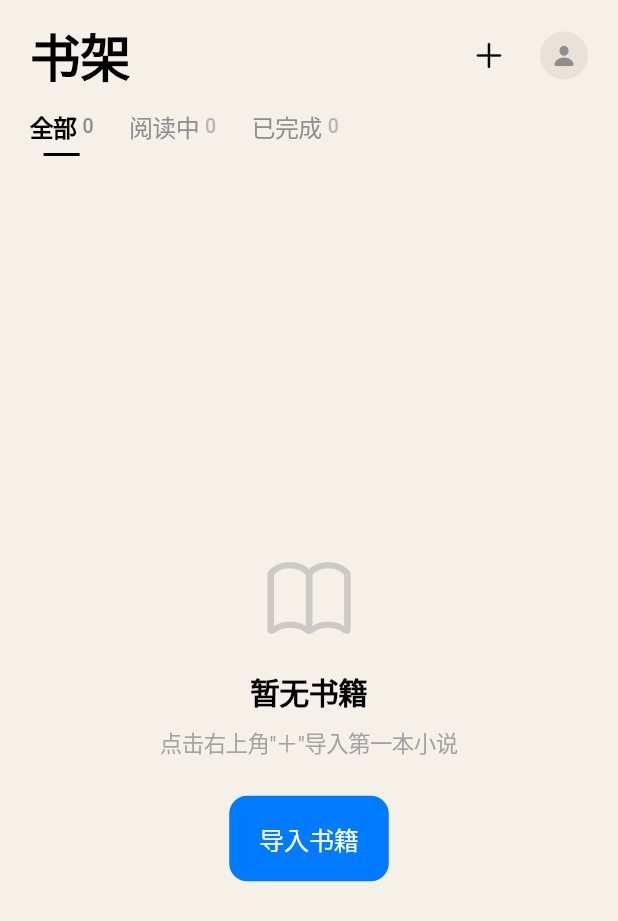
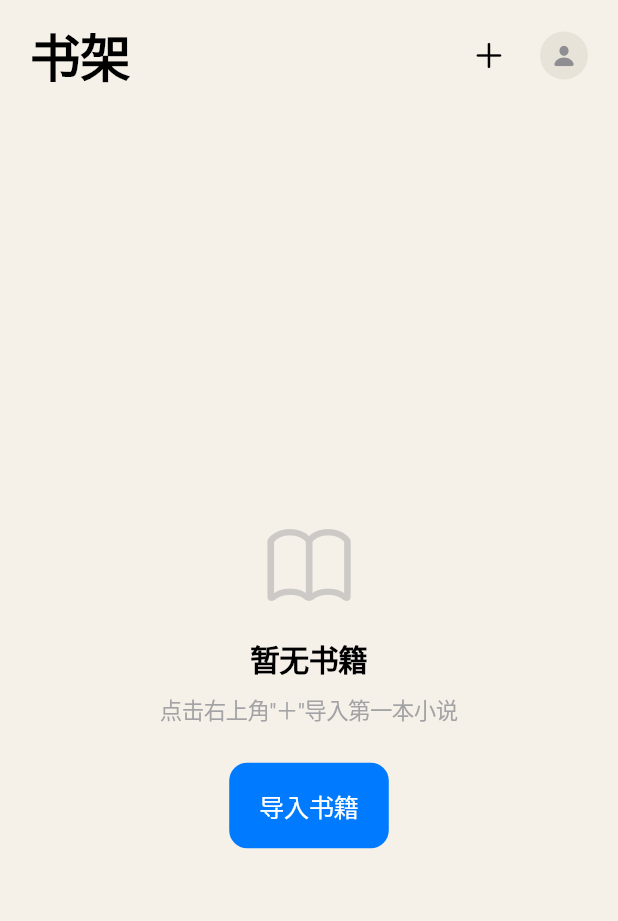
Before and after one commit to 572787871/ai-audiobook-platform, a Flutter app: the screen it shows after launch, on a phone screen of 412 x 824 dp. Shown: the top 921 px of the screen. Run offline on Flutter 3.47's test engine with Material 3 defaults, Android fonts, the phone set to English and light mode, and no system bars; our stand-ins replace file_picker; missing offline and left inert: charset, charset_converter.

Commit message:
fix: 去除分类 Tab，修复阅读器翻页阻塞
- 书架去掉阅读中/已完成分类 Tab，只显示全部书籍
- 阅读器左右区域翻页不再受工具栏显示状态影响
- 更新测试，移除已不适用的分类 Tab 测试
- 87个测试全部通过

```diff
--- a/lib/features/library/pages/book_shelf_page.dart
+++ b/lib/features/library/pages/book_shelf_page.dart
@@ -28,7 +28,6 @@ class BookShelfPage extends StatefulWidget {
 class _BookShelfPageState extends State<BookShelfPage> {
   final List<Book> _books = [];
   bool _loading = true;
-  int _filter = 0; // 0:全部 1:阅读中 2:已完成
   bool _importing = false;
 
   BookRepositoryBase get _repo => widget.repository ?? BookRepository.instance;
@@ -56,23 +55,6 @@ class _BookShelfPageState extends State<BookShelfPage> {
     });
   }
 
-  List<Book> _filtered() {
-    switch (_filter) {
-      case 1:
-        return _books
-            .where((b) => b.readingProgress > 0 && b.readingProgress < 1)
-            .toList();
-      case 2:
-        return _books.where((b) => b.readingProgress >= 1).toList();
-      default:
-        return _books;
-    }
-  }
-
-  int _readingCount() => _books
-      .where((b) => b.readingProgress > 0 && b.readingProgress < 1)
-      .length;
-  int _doneCount() => _books.where((b) => b.readingProgress >= 1).length;
 
   // ---- 导入 ----
 
@@ -425,7 +407,6 @@ class _BookShelfPageState extends State<BookShelfPage> {
         child: Column(
           children: [
             _buildHeader(safeTop),
-            _buildTabs(),
             Expanded(child: _buildBody()),
           ],
         ),
@@ -489,69 +470,11 @@ class _BookShelfPageState extends State<BookShelfPage> {
     );
   }
 
-  Widget _buildTabs() {
-    const tabs = ['全部', '阅读中', '已完成'];
-    final counts = [_books.length, _readingCount(), _doneCount()];
-    return Container(
-      padding: const EdgeInsets.symmetric(horizontal: 20, vertical: 6),
-      child: Row(
-        children: [
-          for (var i = 0; i < tabs.length; i++) ...[
-            if (i > 0) const SizedBox(width: 24),
-            GestureDetector(
-              behavior: HitTestBehavior.opaque,
-              onTap: () => setState(() => _filter = i),
-              child: Column(
-                children: [
-                  Row(
-                    children: [
-                      Text(
-                        tabs[i],
-                        style: TextStyle(
-                          fontSize: 16,
-                          fontWeight: _filter == i
-                              ? FontWeight.w600
-                              : FontWeight.w400,
-                          color: _filter == i
-                              ? AppTheme.primaryText
-                              : AppTheme.secondaryText,
-                        ),
-                      ),
-                      const SizedBox(width: 4),
-                      Text(
-                        '${counts[i]}',
-                        style: TextStyle(
-                          fontSize: 13,
-                          fontWeight: FontWeight.w500,
-                          color: _filter == i
-                              ? AppTheme.secondaryText
-                              : AppTheme.secondaryText.withValues(alpha: 0.6),
-                        ),
-                      ),
-                    ],
-                  ),
-                  const SizedBox(height: 6),
-                  Container(
-                    height: 2,
-                    width: 24,
-                    color: _filter == i
-                        ? AppTheme.primaryText
-                        : Colors.transparent,
-                  ),
-                ],
-              ),
-            ),
-          ],
-        ],
-      ),
-    );
-  }
-
   Widget _buildBody() {
     if (_loading) {
       return const Center(child: CupertinoActivityIndicator());
     }
-    final items = _filtered();
+    final items = _books;
     if (items.isEmpty) {
       return _buildEmpty();
     }
--- a/lib/features/reader/pages/reader_page.dart
+++ b/lib/features/reader/pages/reader_page.dart
@@ -619,9 +619,7 @@ class _ReaderPageState extends State<ReaderPage> {
                 // 工具栏显示时不翻页（避免与按钮冲突）。最左 24pt 仍为系统返回。
                 Positioned.fill(
                   child: ReaderTapOverlay(
-                    onTapPrevious: _showToolbar
-                        ? () {}
-                        : () {
+                    onTapPrevious: () {
                             if (_controller!.hasPrev) {
                               _controller!.movePrevious().then(
                                 (_) => _onPageSettled(),
@@ -629,9 +627,7 @@ class _ReaderPageState extends State<ReaderPage> {
                             }
                           },
                     onToggleToolbar: _toggleToolbar,
-                    onTapNext: _showToolbar
-                        ? () {}
-                        : () {
+                    onTapNext: () {
                             if (_controller!.hasNext) {
                               _controller!.moveNext().then(
                                 (_) => _onPageSettled(),
```
Also changed, not shown: 1 other file.
